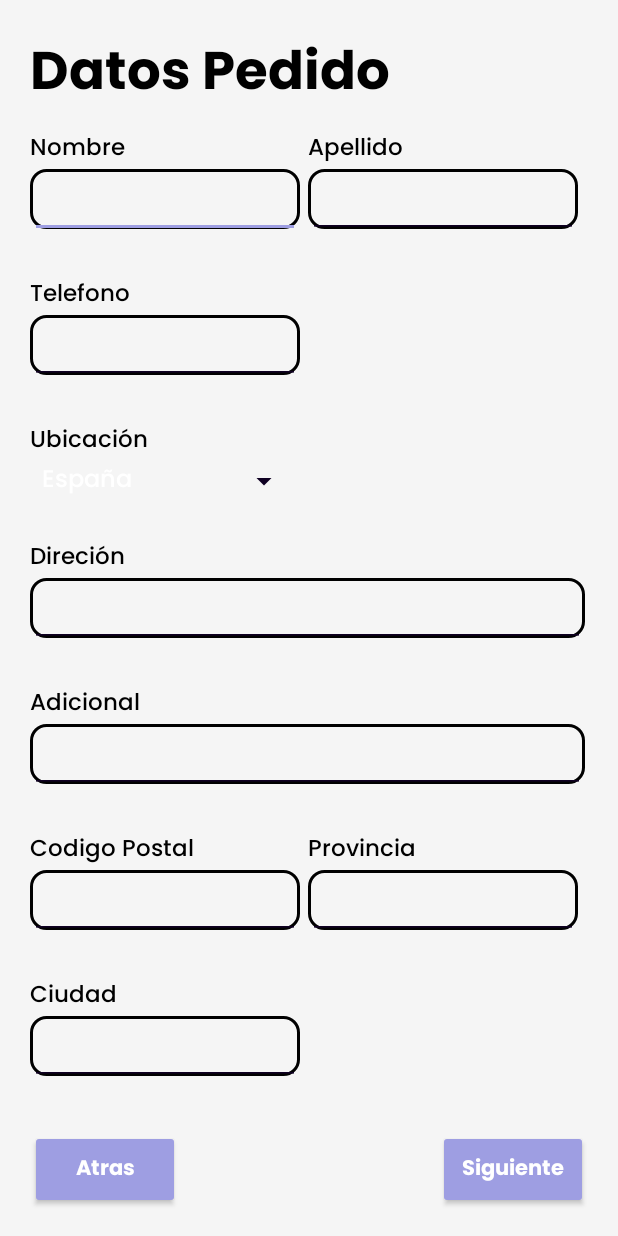
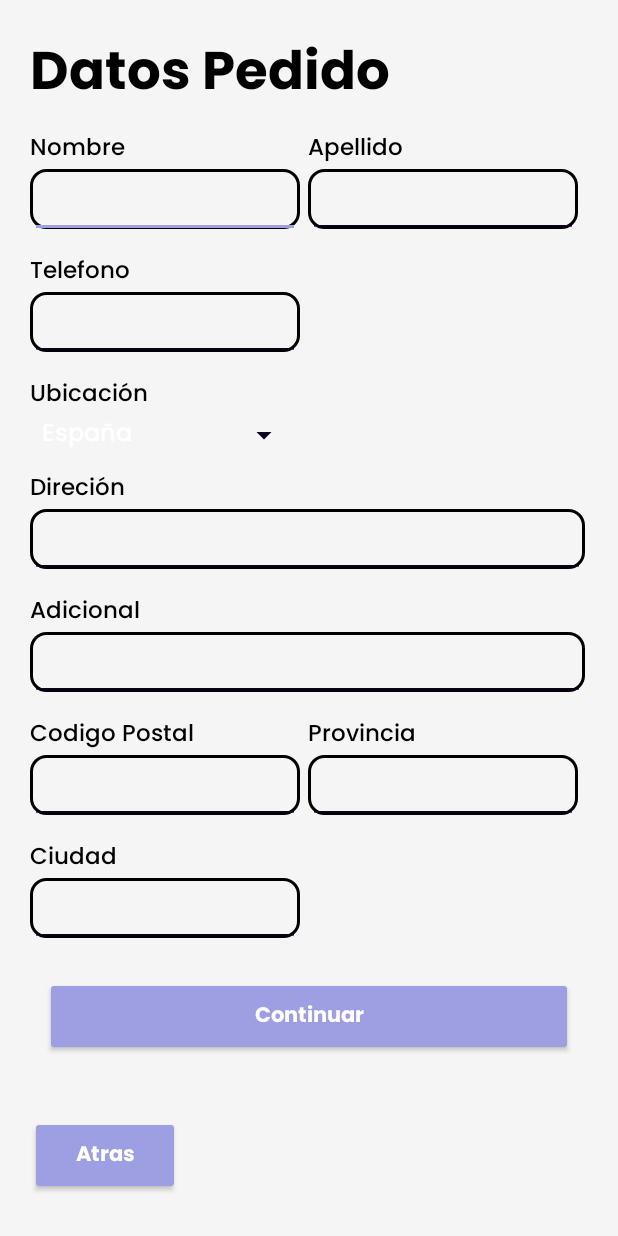
Before and after one commit to Keyla-Batzin/app, an Android app: the fragment FragmentCompra1 shown on its own in the app's theme, on a phone screen of 412 x 824 dp. Run offline under Robolectric (Android 15) with nearby library versions, the phone set to English and light mode, and no system bars.

Commit message:
Falta los recyclerView + Programar botones

```diff
--- /dev/null
+++ b/app/src/main/java/com/example/bloom/FragmentCompra2.kt
@@ -0,0 +1,4 @@
+package com.example.bloom
+
+class FragmentCompra2 {
+}
--- /dev/null
+++ b/app/src/main/java/com/example/bloom/FragmentCompra3.kt
@@ -0,0 +1,4 @@
+package com.example.bloom
+
+class FragmentCompra3 {
+}
--- a/app/src/main/res/layout/fragment_compra1.xml
+++ b/app/src/main/res/layout/fragment_compra1.xml
@@ -70,7 +70,7 @@
             <LinearLayout
                 android:layout_width="match_parent"
                 android:layout_height="wrap_content"
-                android:layout_marginTop="25dp"
+                android:layout_marginTop="10dp"
                 android:orientation="vertical">
                 <TextView
                     style="@style/Texto"
@@ -92,7 +92,7 @@
             <TextView
                 style="@style/Texto"
                 android:layout_gravity="start"
-                android:layout_marginTop="25dp"
+                android:layout_marginTop="10dp"
                 android:text="Ubicación"/>
             <Spinner
                 android:id="@+id/countrySpinner"
@@ -103,7 +103,7 @@
             <LinearLayout
                 android:layout_width="wrap_content"
                 android:layout_height="wrap_content"
-                android:layout_marginTop="25dp"
+                android:layout_marginTop="10dp"
                 android:orientation="vertical">
                 <TextView
                     style="@style/Texto"
@@ -125,7 +125,7 @@
             <LinearLayout
                 android:layout_width="wrap_content"
                 android:layout_height="wrap_content"
-                android:layout_marginTop="25dp"
+                android:layout_marginTop="10dp"
                 android:orientation="vertical">
                 <TextView
                     style="@style/Texto"
@@ -147,7 +147,7 @@
             <LinearLayout
                 android:layout_width="match_parent"
                 android:layout_height="wrap_content"
-                android:layout_marginTop="25dp"
+                android:layout_marginTop="10dp"
                 android:orientation="horizontal">
                 <!-- Codigo Postal -->
                 <LinearLayout
@@ -197,7 +197,7 @@
             <LinearLayout
                 android:layout_width="wrap_content"
                 android:layout_height="wrap_content"
-                android:layout_marginTop="25dp"
+                android:layout_marginTop="10dp"
                 android:orientation="vertical">
                 <TextView
                     style="@style/Texto"
@@ -216,6 +216,18 @@
                     android:inputType="text" />
             </LinearLayout>
         </LinearLayout>
+        <LinearLayout
+            android:layout_width="match_parent"
+            android:layout_height="wrap_content"
+            android:layout_marginHorizontal="20dp"
+            android:layout_marginTop="10dp">
+            <Button
+                android:id="@+id/btn_next"
+                android:layout_width="match_parent"
+                android:layout_height="wrap_content"
+                style="@style/BotonCuadrado"
+                android:text="Continuar"/>
+        </LinearLayout>
         <View
             android:layout_width="0dp"
             android:layout_height="0dp"
@@ -233,16 +245,6 @@
                 android:layout_height="wrap_content"
                 style="@style/BotonCuadrado"
                 android:text="Atras"/>
-            <View
-                android:layout_width="0dp"
-                android:layout_height="0dp"
-                android:layout_weight="1" />
-            <Button
-                android:id="@+id/btn_next"
-                android:layout_width="100dp"
-                android:layout_height="wrap_content"
-                style="@style/BotonCuadrado"
-                android:text="Siguiente"/>
         </LinearLayout>
     </LinearLayout>
 </FrameLayout>
--- a/app/src/main/res/values/strings.xml
+++ b/app/src/main/res/values/strings.xml
@@ -33,6 +33,7 @@
     <string name="men">Menú</string>
     <string name="descripcion_generica">Descripcion Generica</string>
     <string name="select_country">Selecciona un país</string>
+    <string name="gracias_por_tu_compra">!Gracias por tu compra¡</string>
     <string-array name="countries_array">
         <item>España</item>
         <item>Francia</item>
```
Also changed, not shown: app/src/main/java/com/example/bloom/FragmentCarrito2.kt (deleted, +0 -59 lines), app/src/main/java/com/example/bloom/FragmentProductos01.kt (renamed from app/src/main/java/com/example/bloom/FragmentCarrito3.kt, +5 -5 lines), app/src/main/res/drawable/check_lila.xml (added, +11 -0 lines), app/src/main/res/drawable/check_verde.xml (added, +7 -0 lines), app/src/main/res/layout/fragment_carrito3.xml (deleted, +0 -15 lines), app/src/main/res/layout/fragment_compra2.xml (renamed from app/src/main/res/layout/fragment_carrito2.xml, +18 -11 lines), app/src/main/res/layout/fragment_compra3.xml (added, +41 -0 lines), app/src/main/res/layout/fragment_productos01.xml (added, +25 -0 lines).
